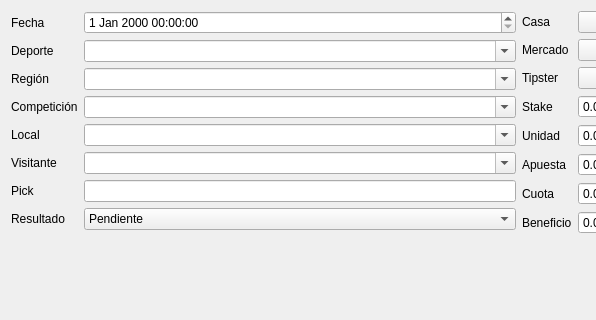
Qt form ui/new_bet.ui (soker90/betcon) before a commit; both pictures show x 0 to 596 and y 0 to 320 of the 1038 by 403 pixel window.
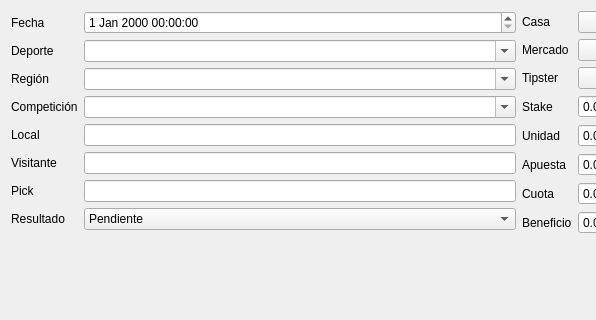
The same form after that commit.

What changed in the file:
```diff
--- a/ui/new_bet.ui
+++ b/ui/new_bet.ui
@@ -49,13 +49,6 @@
          </property>
         </widget>
        </item>
-       <item row="4" column="1">
-        <widget class="QComboBox" name="cmbPlayer1">
-         <property name="editable">
-          <bool>true</bool>
-         </property>
-        </widget>
-       </item>
        <item row="5" column="0">
         <widget class="QLabel" name="label_13">
          <property name="text">
@@ -63,13 +56,6 @@
          </property>
         </widget>
        </item>
-       <item row="5" column="1">
-        <widget class="QComboBox" name="cmbPlayer2">
-         <property name="editable">
-          <bool>true</bool>
-         </property>
-        </widget>
-       </item>
        <item row="6" column="0">
         <widget class="QLabel" name="label_14">
          <property name="text">
@@ -157,6 +143,12 @@
          </property>
         </widget>
        </item>
+       <item row="4" column="1">
+        <widget class="QLineEdit" name="txtPlayer1"/>
+       </item>
+       <item row="5" column="1">
+        <widget class="QLineEdit" name="txtPlayer2"/>
+       </item>
       </layout>
      </item>
      <item>
```
